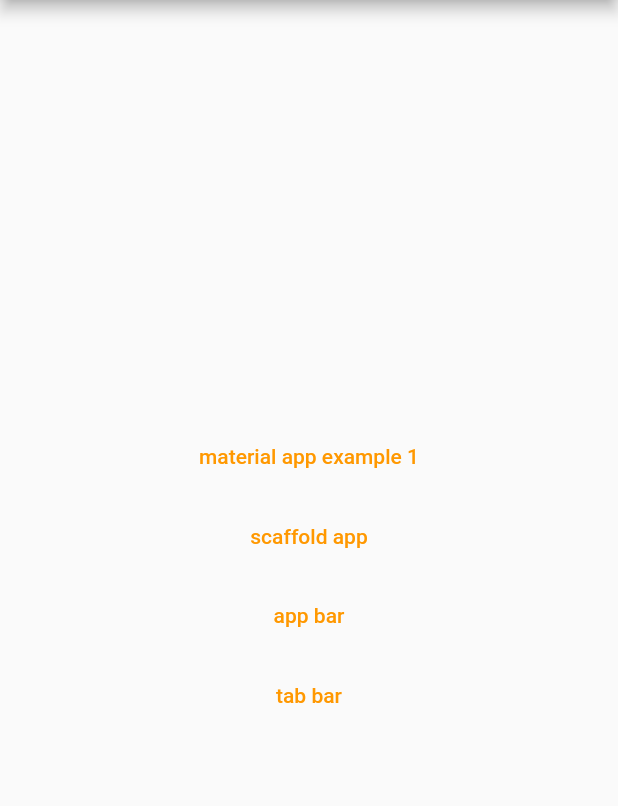
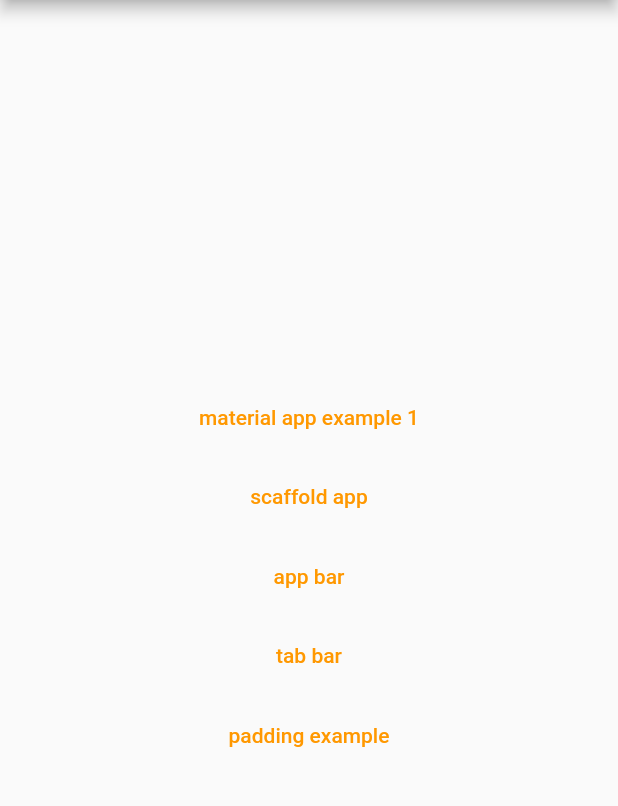
Before and after one commit to simonyang81/practice_flutter, a Flutter app: the screen it shows after launch, on a phone screen of 412 x 824 dp, the part 84-890 px from its top. Run offline on Flutter 3.47's test engine with Material 2 defaults, Android fonts, the phone set to English and light mode, and no system bars; our stand-ins replace get; missing offline and left inert: f_logs.

Commit message:
padding example

```diff
--- a/lib/main.dart
+++ b/lib/main.dart
@@ -72,6 +72,12 @@ class _MyHomePageState extends State<MyHomePage> {
               Get.toNamed(Routes.tabBarExample);
             }, child: const Text('tab bar')),
 
+            const SizedBox(height: 5,),
+
+            TextButton(onPressed: () {
+              Get.toNamed(Routes.paddingExample);
+            }, child: const Text('padding example')),
+
           ],
         ),
       ),
--- a/lib/routes/pages.dart
+++ b/lib/routes/pages.dart
@@ -12,6 +12,7 @@ import 'package:get/get.dart';
 
 import '../app_bar_example/app_bar_example.dart';
 import '../material_app_example/material_app_example1.dart';
+import '../padding_example/padding_example.dart';
 import '../scaffold_example/scaffold_example.dart';
 import '../tab_bar_example/tab_bar_example.dart';
 import 'routes.dart';
@@ -24,7 +25,6 @@ class Pages {
         name: Routes.materialAppExample1,
         page: () => const MaterialAppExample1(),
         transition: Transition.rightToLeft),
-
 
     GetPage(
         name: Routes.scaffoldExample,
@@ -41,6 +41,11 @@ class Pages {
         page: () => const TabBarExample(),
         transition: Transition.rightToLeft),
 
+    GetPage(
+        name: Routes.paddingExample,
+        page: () => const PaddingExample(),
+        transition: Transition.rightToLeft),
+
   ];
 
 
--- a/lib/routes/routes.dart
+++ b/lib/routes/routes.dart
@@ -18,6 +18,7 @@ abstract class Routes {
   static const scaffoldExample        = '/scaffold-example';
   static const appBarExample          = '/app-bar-example';
   static const tabBarExample          = '/tab-bar-example';
+  static const paddingExample         = '/padding-example';
 
 
 }
```
Also changed, not shown: lib/padding_example/padding_example.dart (added, +55 -0 lines).
